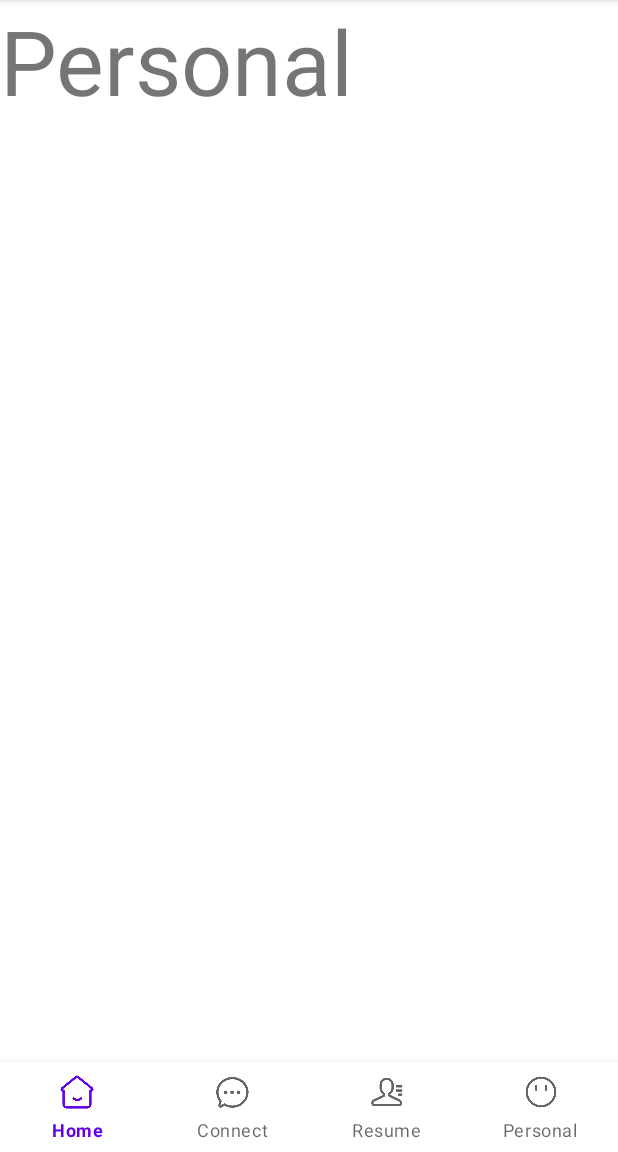
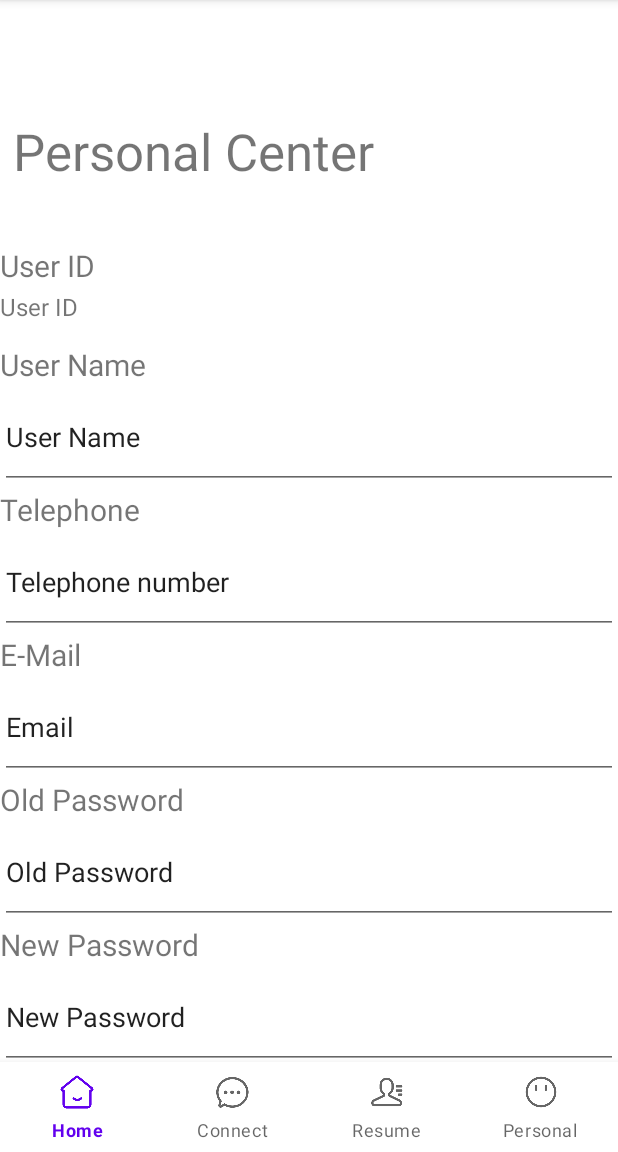
Before and after one commit to SZYD717/Job_Match_App, an Android app: the fragment PersonalFragment placed in its activity, on a phone screen of 412 x 824 dp, the part 84-1236 px from its top. Run offline under Robolectric (Android 15) with nearby library versions, the phone set to English and light mode, and no system bars; network calls fail.

Commit message:
构建fragment_personal页面

```diff
--- a/app/src/main/res/layout/fragment_personal.xml
+++ b/app/src/main/res/layout/fragment_personal.xml
@@ -1,15 +1,125 @@
 <?xml version="1.0" encoding="utf-8"?>
 <androidx.constraintlayout.widget.ConstraintLayout xmlns:android="http://schemas.android.com/apk/res/android"
+    xmlns:app="http://schemas.android.com/apk/res-auto"
     xmlns:tools="http://schemas.android.com/tools"
     android:layout_width="match_parent"
     android:layout_height="match_parent">
 
-    <TextView
-        android:id="@+id/textView"
+    <LinearLayout
         android:layout_width="match_parent"
         android:layout_height="match_parent"
-        android:text="Personal"
-        android:textSize="60sp"
-        tools:layout_editor_absoluteX="181dp"
-        tools:layout_editor_absoluteY="415dp" />
+        android:orientation="vertical"
+        tools:layout_editor_absoluteX="0dp"
+        tools:layout_editor_absoluteY="0dp">
+
+        <Space
+            android:layout_width="match_parent"
+            android:layout_height="78dp" />
+
+        <TextView
+            android:layout_width="match_parent"
+            android:layout_height="wrap_content"
+            android:text=" Personal Center"
+            android:textSize="34sp" />
+
+        <Space
+            android:layout_width="match_parent"
+            android:layout_height="40dp" />
+
+        <TextView
+            android:layout_width="match_parent"
+            android:layout_height="30dp"
+            android:text="User ID"
+            android:textSize="20sp" />
+
+        <TextView
+            android:id="@+id/user_id"
+            android:layout_width="match_parent"
+            android:layout_height="36dp"
+            android:text="User ID"
+            android:textSize="16sp" />
+
+        <TextView
+            android:layout_width="match_parent"
+            android:layout_height="wrap_content"
+            android:text="User Name"
+            android:textSize="20sp" />
+
+        <EditText
+            android:id="@+id/user_name"
+            android:layout_width="match_parent"
+            android:layout_height="69dp"
+            android:ems="10"
+            android:inputType="textPersonName"
+            android:text="User Name" />
+
+        <TextView
+            android:layout_width="match_parent"
+            android:layout_height="wrap_content"
+            android:text="Telephone"
+            android:textSize="20sp" />
+
+        <EditText
+            android:id="@+id/user_telephone"
+            android:layout_width="match_parent"
+            android:layout_height="69dp"
+            android:ems="10"
+            android:inputType="textPersonName"
+            android:text="Telephone number" />
+
+        <TextView
+            android:layout_width="match_parent"
+            android:layout_height="wrap_content"
+            android:text="E-Mail"
+            android:textSize="20sp" />
+
+        <EditText
+            android:id="@+id/user_email"
+            android:layout_width="match_parent"
+            android:layout_height="69dp"
+            android:ems="10"
+            android:inputType="textPersonName"
+            android:text="Email" />
+
+        <TextView
+            android:layout_width="match_parent"
+            android:layout_height="wrap_content"
+            android:text="Old Password"
+            android:textSize="20sp" />
+
+        <EditText
+            android:id="@+id/old_password"
+            android:layout_width="match_parent"
+            android:layout_height="69dp"
+            android:ems="10"
+            android:inputType="textPersonName"
+            android:text="Old Password" />
+
+        <TextView
+            android:layout_width="match_parent"
+            android:layout_height="wrap_content"
+            android:text="New Password"
+            android:textSize="20sp" />
+
+        <EditText
+            android:id="@+id/new_password"
+            android:layout_width="match_parent"
+            android:layout_height="69dp"
+            android:ems="10"
+            android:inputType="textPersonName"
+            android:text="New Password" />
+
+        <Button
+            android:id="@+id/modify_button"
+            android:layout_width="match_parent"
+            android:layout_height="wrap_content"
+            android:text="Modify" />
+
+        <Button
+            android:id="@+id/reset_button"
+            android:layout_width="match_parent"
+            android:layout_height="wrap_content"
+            android:text="Reset" />
+
+    </LinearLayout>
 </androidx.constraintlayout.widget.ConstraintLayout>
```
